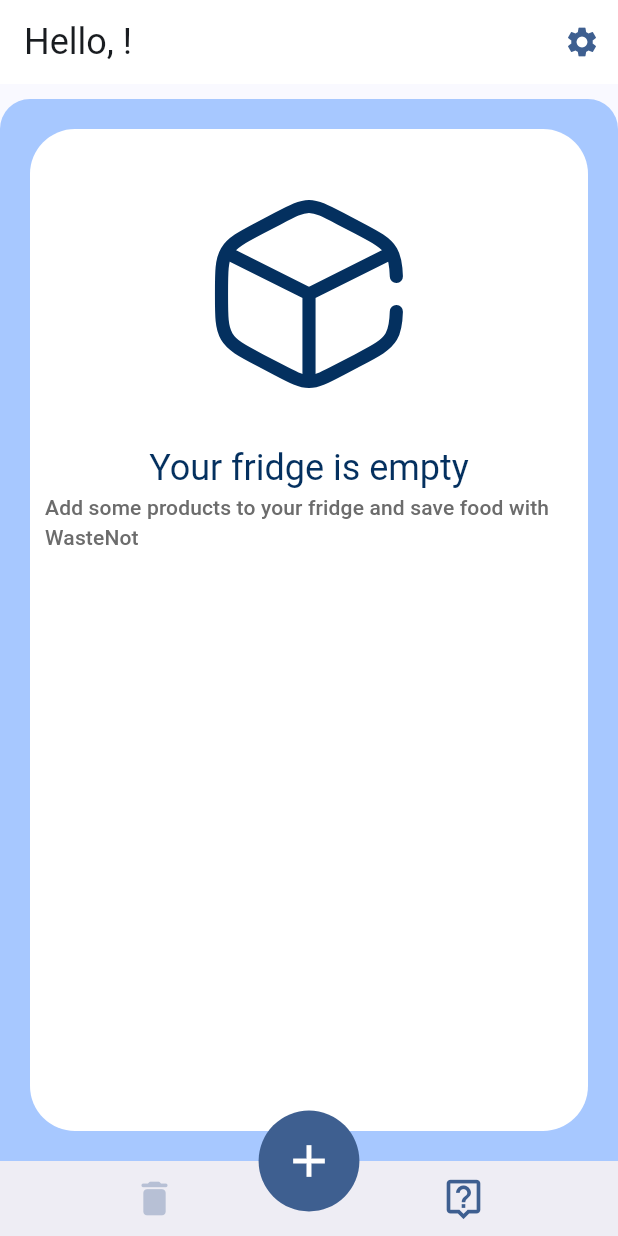
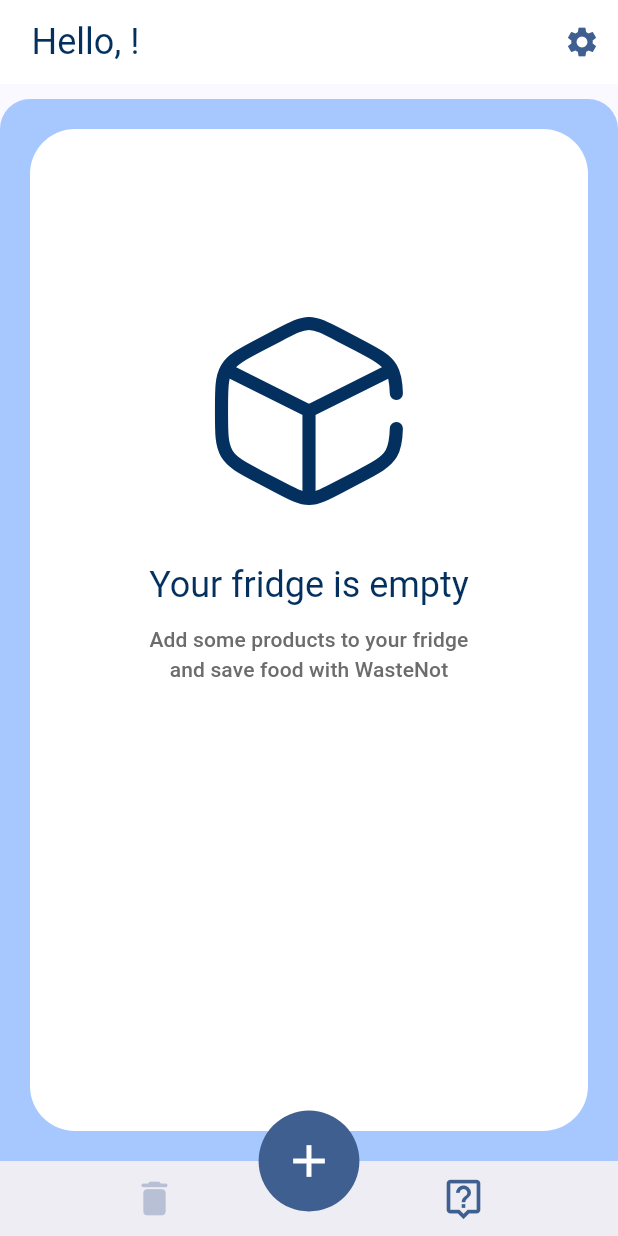
Before and after one commit to do-ko/waste_not, a Flutter app: the HomeView screen opened by its route, on a phone screen of 412 x 824 dp. Run offline on Flutter 3.47's test engine with Material 3 defaults, Android fonts, the light colour scheme and no system bars; our stand-ins replace audioplayers, cloud_firestore, firebase_auth, firebase_core, firebase_storage, flutter_native_splash and 4 more; missing offline and left inert: google_mlkit_text_recognition; accounts and stored records are empty.

Commit message:
Made add product controller into single controller for add and edit; fixed product list empty floater position

```diff
--- a/lib/views/home.dart
+++ b/lib/views/home.dart
@@ -29,7 +29,14 @@ class HomeView extends StatelessWidget {
           () => AppBar(
             automaticallyImplyLeading: false,
             elevation: 0,
-            title: Text('Hello, ${userController.user.value.username}!'),
+            title: Padding(
+                padding:
+                    const EdgeInsets.symmetric(vertical: 15, horizontal: 5),
+                child: Text('Hello, ${userController.user.value.username}!',
+                    style: Theme.of(context)
+                        .textTheme
+                        .headlineSmall
+                        ?.copyWith(color: textHeaderColor))),
             centerTitle: false,
             backgroundColor:
                 darkModeController.darkMode.value ? Colors.red : Colors.white,
--- a/lib/views/shared/product_list.dart
+++ b/lib/views/shared/product_list.dart
@@ -24,9 +24,10 @@ class ProductList extends StatelessWidget {
           child: SingleChildScrollView(
               child: productsController.products.isEmpty
                   ? Center(
+                      heightFactor: 1.5,
                       child: Padding(
                           padding: const EdgeInsets.all(10),
-                          child: Expanded(
+                          child: Center(
                               child: Column(
                                   mainAxisAlignment: MainAxisAlignment.center,
                                   children: [
@@ -43,16 +44,20 @@ class ProductList extends StatelessWidget {
                                             //.withAlpha(250),
                                             BlendMode.srcIn))),
                                 Text("Your fridge is empty",
+                                    textAlign: TextAlign.center,
                                     style: Theme.of(context)
                                         .textTheme
                                         .headlineSmall
                                         ?.copyWith(color: textHeaderColor)),
-                                Text(
-                                    "Add some products to your fridge and save food with WasteNot",
-                                    style: Theme.of(context)
-                                        .textTheme
-                                        .labelLarge
-                                        ?.copyWith(color: fontColorLight)),
+                                Padding(
+                                    padding: const EdgeInsets.all(10),
+                                    child: Text(
+                                        "Add some products to your fridge\nand save food with WasteNot",
+                                        textAlign: TextAlign.center,
+                                        style: Theme.of(context)
+                                            .textTheme
+                                            .labelLarge
+                                            ?.copyWith(color: fontColorLight))),
                               ]))))
                   : Column(
                       children: productsController.products
```
Also changed, not shown: lib/controllers/model_controllers/products.dart (+42 -43 lines), lib/controllers/page_controllers/edit_product.dart (deleted, +0 -56 lines), lib/controllers/shared/add_or_edit_product.dart (renamed from lib/controllers/page_controllers/add_product.dart, +70 -58 lines), lib/views/add_product.dart (+7 -6 lines), lib/views/edit_product.dart (+4 -4 lines), 1 other file.
